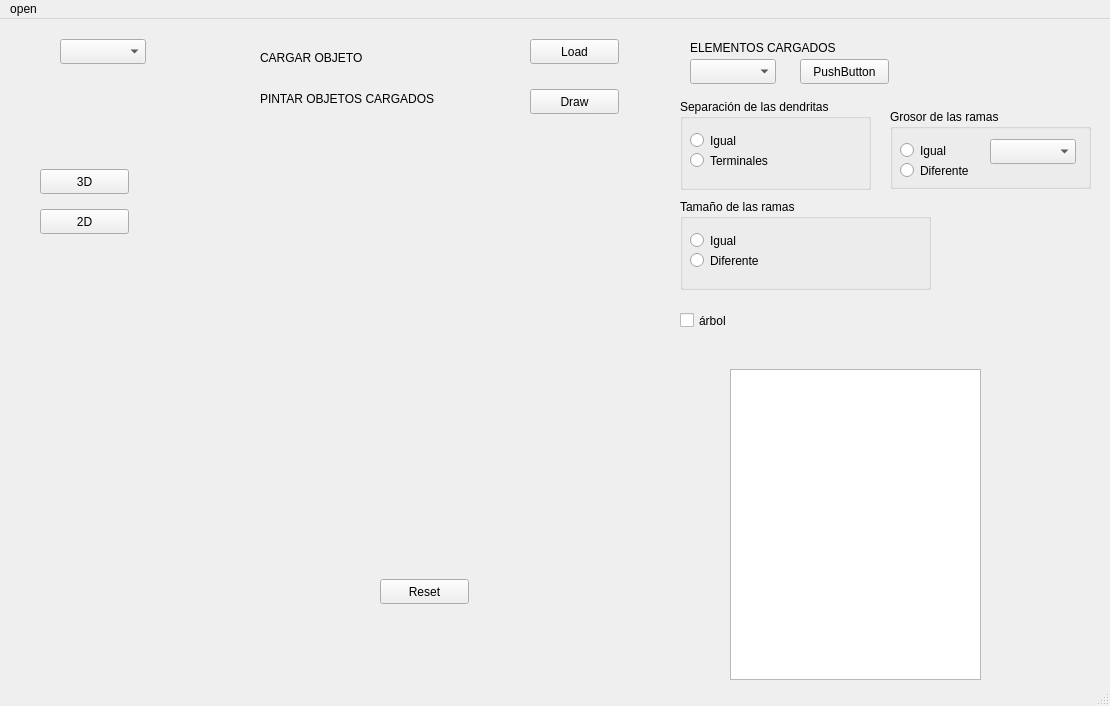
First picture: the form in source/hugo/mainwindow.ui, repository albertoam3/HUGO1.1, before the edit.
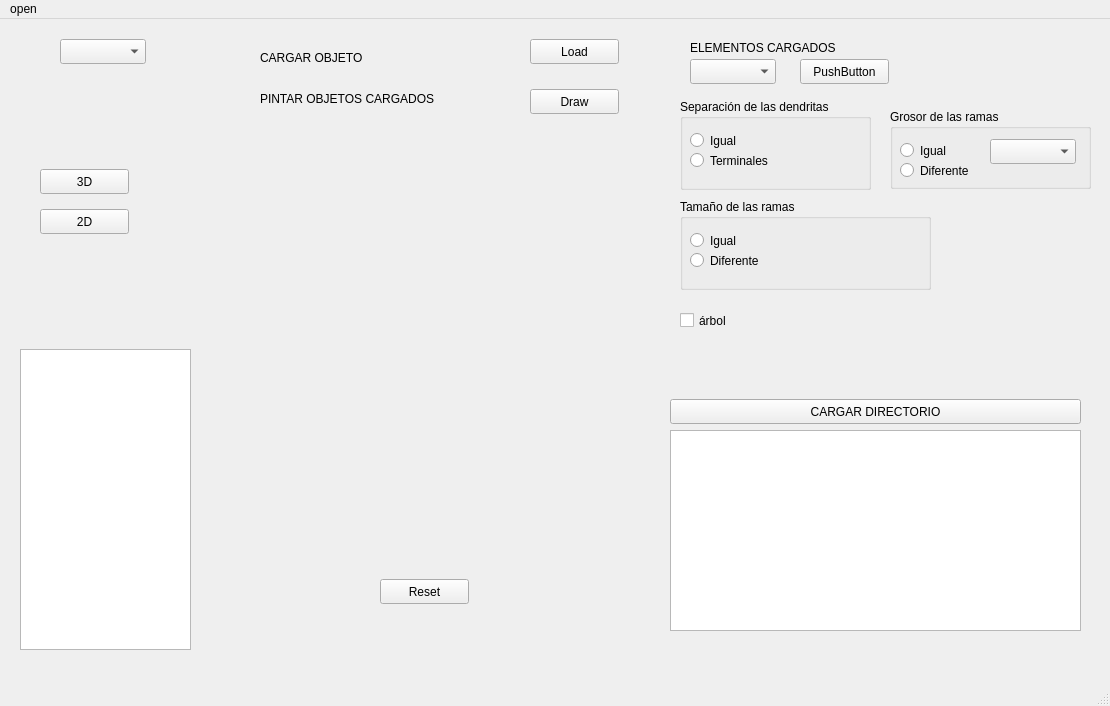
Second picture: the form after the edit. Custom widgets are drawn as their Qt base class.

```diff
--- a/source/hugo/mainwindow.ui
+++ b/source/hugo/mainwindow.ui
@@ -99,10 +99,10 @@
    <widget class="QTextEdit" name="texto_neurona">
     <property name="geometry">
      <rect>
-      <x>730</x>
-      <y>350</y>
-      <width>251</width>
-      <height>311</height>
+      <x>20</x>
+      <y>330</y>
+      <width>171</width>
+      <height>301</height>
      </rect>
     </property>
    </widget>
@@ -311,6 +311,29 @@
      </property>
     </widget>
    </widget>
+   <widget class="QListWidget" name="listWidget">
+    <property name="geometry">
+     <rect>
+      <x>670</x>
+      <y>411</y>
+      <width>411</width>
+      <height>201</height>
+     </rect>
+    </property>
+   </widget>
+   <widget class="QPushButton" name="loadButton">
+    <property name="geometry">
+     <rect>
+      <x>670</x>
+      <y>380</y>
+      <width>411</width>
+      <height>25</height>
+     </rect>
+    </property>
+    <property name="text">
+     <string>CARGAR DIRECTORIO</string>
+    </property>
+   </widget>
   </widget>
   <widget class="QMenuBar" name="menubar">
    <property name="geometry">
```
Left out of the diff: 17 changed lines with no effect on the pictures.
